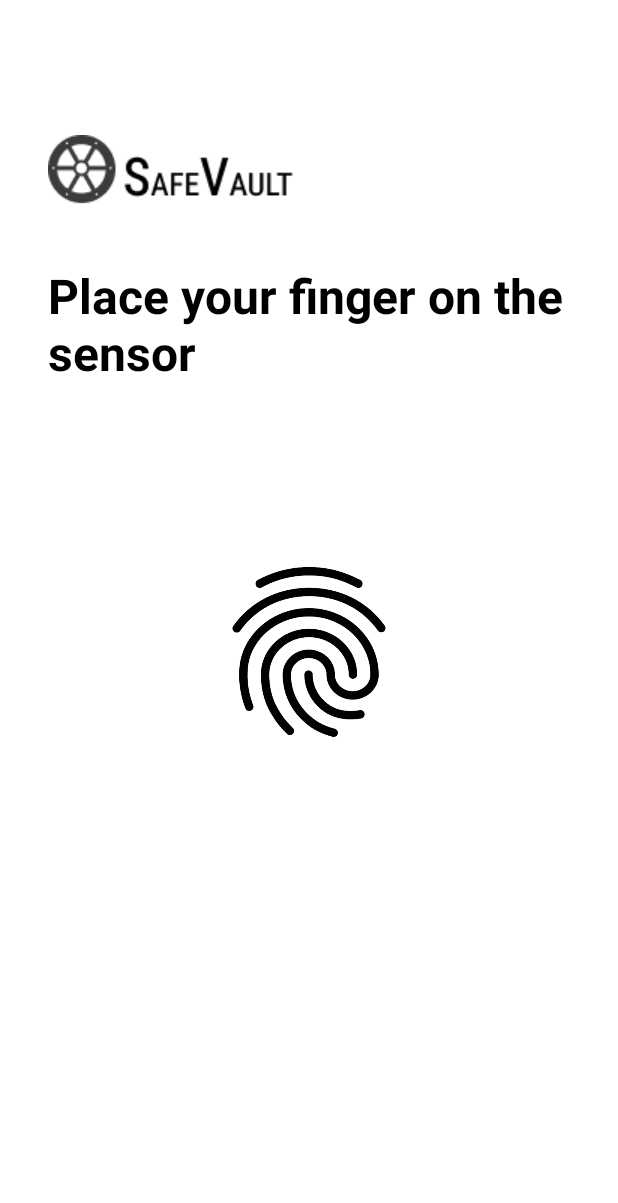
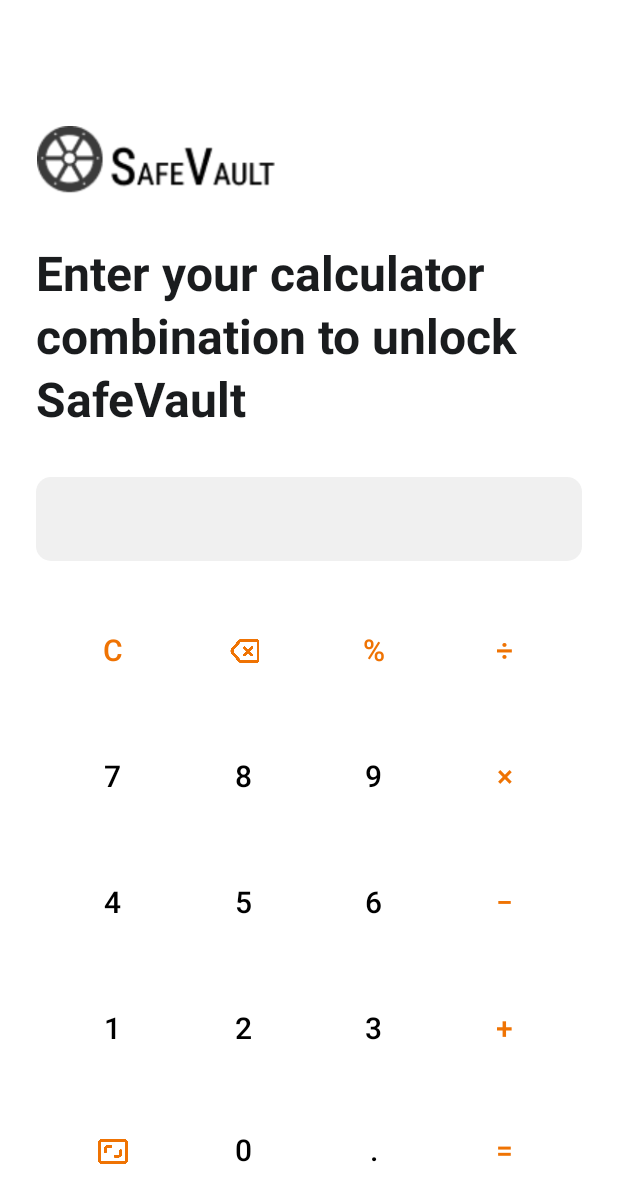
Before and after one commit to TimotiusEkanaT/UAS_ProgAndro, an Android app built with Jetpack Compose: the @Preview function GreetingPreview, on a phone screen of 412 x 824 dp. Shown: the top 1203 px of the screen. Run offline under Robolectric (Android 15) with nearby library versions, the phone set to English and light mode, and no system bars.

Commit message:
Commit Auth_Calc_Combination

```diff
--- a/app/src/main/java/com/example/safevault_compose/MainActivity.kt
+++ b/app/src/main/java/com/example/safevault_compose/MainActivity.kt
@@ -20,6 +20,7 @@ import androidx.compose.foundation.background
 import androidx.compose.foundation.border
 import androidx.compose.foundation.clickable
 import androidx.compose.foundation.layout.*
+import androidx.compose.foundation.shape.CircleShape
 import androidx.compose.foundation.shape.RoundedCornerShape
 import androidx.compose.material3.Button
 import androidx.compose.material3.ButtonDefaults
@@ -226,8 +227,8 @@ fun Auth_Calc_FaceID() {
             painter = painterResource(id = R.drawable.logo_safe_vault_with_text),
             contentDescription = "Logo",
             modifier = Modifier
-                .width(164.dp)
-                .height(49.dp)
+                .width(57.dp)
+                .height(57.dp)
                 .align(Alignment.Start),
             contentScale = ContentScale.Fit
         )
@@ -307,8 +308,133 @@ fun Auth_Calc_FingerPrint() {
     }
 }
 
+@Composable
+fun Auth_Calc_Combination() {
+    var combination by remember { mutableStateOf("") }
+
+    val buttonSize = 72.dp
+    val calcButtons = listOf(
+        listOf("C", "⌫", "%", "÷"),
+        listOf("7", "8", "9", "×"),
+        listOf("4", "5", "6", "−"),
+        listOf("1", "2", "3", "+"),
+        listOf("🧮", "0", ".", "=")
+    )
+
+    Column(
+        modifier = Modifier
+            .fillMaxSize()
+            .padding(24.dp),
+        verticalArrangement = Arrangement.Top,
+        horizontalAlignment = Alignment.Start
+    ) {
+        Spacer(modifier = Modifier.height(60.dp))
+
+        // Logo
+        Image(
+            painter = painterResource(id = R.drawable.logo_safe_vault_with_text),
+            contentDescription = "Logo",
+            modifier = Modifier
+                .width(160.dp)
+                .height(48.dp)
+            ,
+            contentScale = ContentScale.Fit
+        )
+
+        Spacer(modifier = Modifier.height(32.dp))
+
+        Text(
+            text = "Enter your calculator combination to unlock SafeVault",
+            style = TextStyle(
+                fontSize = 32.sp,
+                lineHeight = 41.6.sp,
+                fontFamily = FontFamily.SansSerif,
+                fontWeight = FontWeight(700),
+                color = Variables.Black,
+            )
+        )
+
+        Spacer(modifier = Modifier.height(32.dp))
+
+        // Display input
+        Box(
+            modifier = Modifier
+                .fillMaxWidth()
+                .height(56.dp)
+                .background(Color(0xFFF0F0F0), RoundedCornerShape(10.dp))
+                .padding(horizontal = 16.dp),
+            contentAlignment = Alignment.CenterStart
+        ) {
+            Text(
+                text = combination,
+                fontSize = 20.sp,
+                color = Color.Black
+            )
+        }
+
+        Spacer(modifier = Modifier.height(24.dp))
+
+        // Grid kalkulator
+        Column(verticalArrangement = Arrangement.spacedBy(12.dp)) {
+            calcButtons.forEach { row ->
+                Row(
+                    modifier = Modifier.fillMaxWidth(),
+                    horizontalArrangement = Arrangement.SpaceEvenly
+                ) {
+                    row.forEach { label ->
+                        val isOperator = label in listOf("÷", "×", "−", "+", "=", "C", "%")
+                        Button(
+                            onClick = {
+                                when (label) {
+                                    "C" -> combination = ""
+                                    "⌫" -> if (combination.isNotEmpty()) combination = combination.dropLast(1)
+                                    "=" -> {
+                                        // TODO: Validasi kombinasi
+                                    }
+                                    "🧮" -> {
+                                        // TODO: Ganti ke scientific calculator
+                                    }
+                                    else -> if (combination.length < 12) combination += label
+                                }
+                            },
+                            modifier = Modifier.size(buttonSize),
+                            colors = ButtonDefaults.buttonColors(
+                                containerColor = if (isOperator) Color.White else Color.White
+                            ),
+                            shape = CircleShape,
+                            contentPadding = PaddingValues(0.dp)
+                        ) {
+                            when (label) {
+                                "⌫" -> Image(
+                                    painter = painterResource(id = R.drawable.delete),
+                                    contentDescription = "Delete",
+                                    modifier = Modifier.size(20.dp),
+                                    contentScale = ContentScale.Fit
+
+                                )
+                                "🧮" -> Image(
+                                    painter = painterResource(id = R.drawable.scientific),
+                                    contentDescription = "Scientific",
+                                    modifier = Modifier.size(20.dp)
+                                )
+                                else -> Text(
+                                    text = label,
+                                    fontSize = 20.sp,
+                                    color = if (isOperator) Color(0xFFEF7303) else Color.Black
+                                )
+                            }
+                        }
+                    }
+                }
+            }
+        }
+    }
+}
+
+
 object Variables {
     val Grey: Color = Color(0xFF6C7278)
+    val Black: Color = Color(0xFF1A1C1E)
     val Stroke: Color = Color(0xFFEDF1F3)
 }
 
@@ -316,6 +442,6 @@ object Variables {
 @Composable
 fun GreetingPreview() {
     SafeVault_ComposeTheme {
-        Auth_Calc_FingerPrint()
+        Auth_Calc_Combination()
     }
 }
```
Also changed, not shown: app/src/main/res/drawable/delete.png (added), app/src/main/res/drawable/scientific.png (added).
